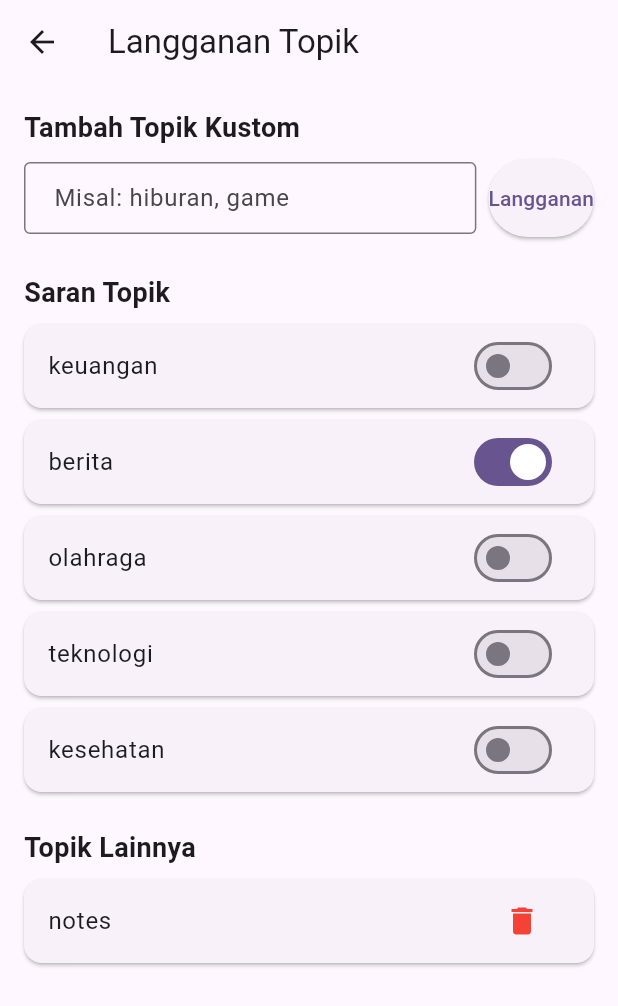
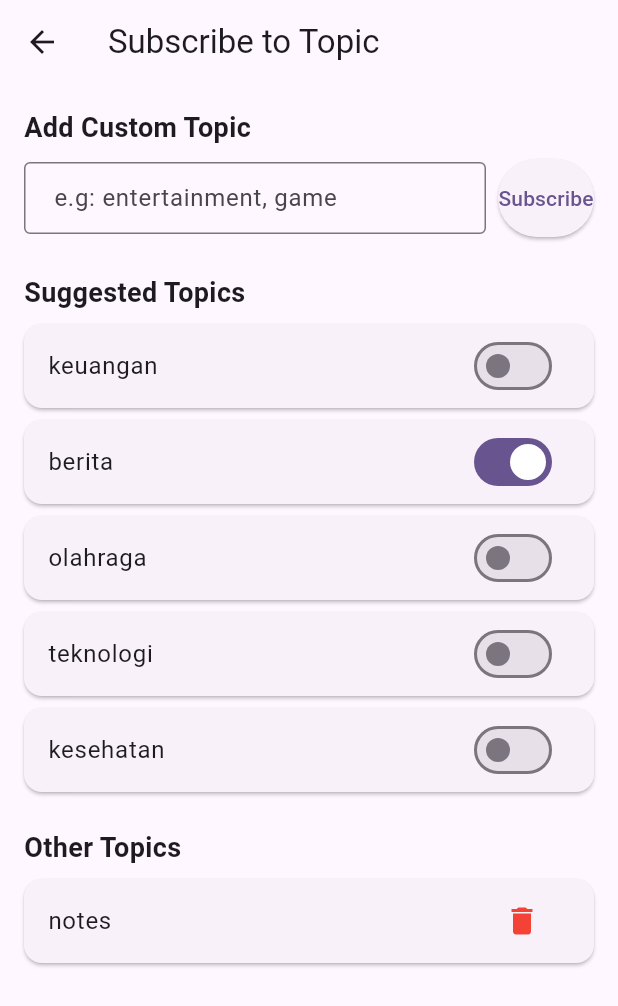
Before and after one commit to rikarahmawati88/PAB-II, a Flutter app: the SubscribeScreen screen opened directly, on a phone screen of 412 x 824 dp. Shown: the top 1006 px of the screen. Run offline on Flutter 3.47's test engine with Material 3 defaults, Android fonts, the phone set to English and light mode, and no system bars; our stand-ins replace cloud_firestore, firebase_auth, firebase_core, firebase_database, firebase_messaging, flutter_local_notifications and 2 more; missing offline and left inert: nfc_manager; accounts and stored records are empty; project files that could hold a hidden picture were left out.

Commit message:
update sudah benar

```diff
--- a/notes/lib/screens/subscribe_screen.dart
+++ b/notes/lib/screens/subscribe_screen.dart
@@ -1,5 +1,6 @@
 import 'package:flutter/material.dart';
 import 'package:shared_preferences/shared_preferences.dart';
+import '../l10n/app_localizations.dart';
 import '../services/fcm_service.dart';
 
 class SubscribeScreen extends StatefulWidget {
@@ -19,7 +20,7 @@ class _SubscribeScreenState extends State<SubscribeScreen> {
     'berita',
     'olahraga',
     'teknologi',
-    'kesehatan'
+    'kesehatan',
   ];
 
   @override
@@ -35,7 +36,8 @@ class _SubscribeScreenState extends State<SubscribeScreen> {
 
       // Ensure 'notes' and 'berita' are in the list if they are default subscribed
       if (!_subscribedTopics.contains('notes')) _subscribedTopics.add('notes');
-      if (!_subscribedTopics.contains('berita')) _subscribedTopics.add('berita');
+      if (!_subscribedTopics.contains('berita'))
+        _subscribedTopics.add('berita');
 
       _saveSubscribedTopics();
     });
@@ -47,6 +49,7 @@ class _SubscribeScreenState extends State<SubscribeScreen> {
   }
 
   Future<void> _toggleSubscription(String topic) async {
+    final loc = AppLocalizations.of(context)!;
     final isSubscribed = _subscribedTopics.contains(topic);
 
     if (isSubscribed) {
@@ -54,31 +57,32 @@ class _SubscribeScreenState extends State<SubscribeScreen> {
       setState(() {
         _subscribedTopics.remove(topic);
       });
-      _showSnackBar('Berhenti berlangganan dari topik: $topic');
+      _showSnackBar(loc.unsubscribedFromTopic(topic));
     } else {
       await _fcmService.subscribeToTopic(topic);
       setState(() {
         _subscribedTopics.add(topic);
       });
-      _showSnackBar('Berhasil berlangganan ke topik: $topic');
+      _showSnackBar(loc.subscribedToTopic(topic));
     }
 
     await _saveSubscribedTopics();
   }
 
   void _showSnackBar(String message) {
-    ScaffoldMessenger.of(context).showSnackBar(
-      SnackBar(content: Text(message)),
-    );
+    ScaffoldMessenger.of(
+      context,
+    ).showSnackBar(SnackBar(content: Text(message)));
   }
 
   void _subscribeCustomTopic() {
+    final loc = AppLocalizations.of(context)!;
     final topic = _topicController.text.trim();
     if (topic.isNotEmpty) {
       if (!_subscribedTopics.contains(topic)) {
         _toggleSubscription(topic);
       } else {
-        _showSnackBar('Sudah berlangganan ke topik: $topic');
+        _showSnackBar(loc.alreadySubscribed(topic));
       }
       _topicController.clear();
       FocusScope.of(context).unfocus();
@@ -87,20 +91,21 @@ class _SubscribeScreenState extends State<SubscribeScreen> {
 
   @override
   Widget build(BuildContext context) {
-    final otherTopics = _subscribedTopics.where((t) => !_suggestedTopics.contains(t)).toList();
+    final loc = AppLocalizations.of(context)!;
+    final otherTopics = _subscribedTopics
+        .where((t) => !_suggestedTopics.contains(t))
+        .toList();
 
     return Scaffold(
-      appBar: AppBar(
-        title: const Text('Langganan Topik'),
-      ),
+      appBar: AppBar(title: Text(loc.subscribeScreenTitle)),
       body: Padding(
         padding: const EdgeInsets.all(16.0),
         child: Column(
           crossAxisAlignment: CrossAxisAlignment.start,
           children: [
-            const Text(
-              'Tambah Topik Kustom',
-              style: TextStyle(fontSize: 18, fontWeight: FontWeight.bold),
+            Text(
+              loc.customTopicTitle,
+              style: const TextStyle(fontSize: 18, fontWeight: FontWeight.bold),
             ),
             const SizedBox(height: 8),
             Row(
@@ -108,10 +113,12 @@ class _SubscribeScreenState extends State<SubscribeScreen> {
                 Expanded(
                   child: TextField(
                     controller: _topicController,
-                    decoration: const InputDecoration(
-                      hintText: 'Misal: hiburan, game',
-                      border: OutlineInputBorder(),
-                      contentPadding: EdgeInsets.symmetric(horizontal: 16),
+                    decoration: InputDecoration(
+                      hintText: loc.customTopicHint,
+                      border: const OutlineInputBorder(),
+                      contentPadding: const EdgeInsets.symmetric(
+                        horizontal: 16,
+                      ),
                     ),
                   ),
                 ),
@@ -121,14 +128,14 @@ class _SubscribeScreenState extends State<SubscribeScreen> {
                   style: ElevatedButton.styleFrom(
                     padding: const EdgeInsets.symmetric(vertical: 16),
                   ),
-                  child: const Text('Langganan'),
+                  child: Text(loc.subscribe),
                 ),
               ],
             ),
             const SizedBox(height: 24),
-            const Text(
-              'Saran Topik',
-              style: TextStyle(fontSize: 18, fontWeight: FontWeight.bold),
+            Text(
+              loc.suggestedTopics,
+              style: const TextStyle(fontSize: 18, fontWeight: FontWeight.bold),
             ),
             const SizedBox(height: 8),
             ListView.builder(
@@ -153,9 +160,12 @@ class _SubscribeScreenState extends State<SubscribeScreen> {
             ),
             if (otherTopics.isNotEmpty) ...[
               const SizedBox(height: 16),
-              const Text(
-                'Topik Lainnya',
-                style: TextStyle(fontSize: 18, fontWeight: FontWeight.bold),
+              Text(
+                loc.otherTopics,
+                style: const TextStyle(
+                  fontSize: 18,
+                  fontWeight: FontWeight.bold,
+                ),
               ),
               const SizedBox(height: 8),
               Expanded(
```
